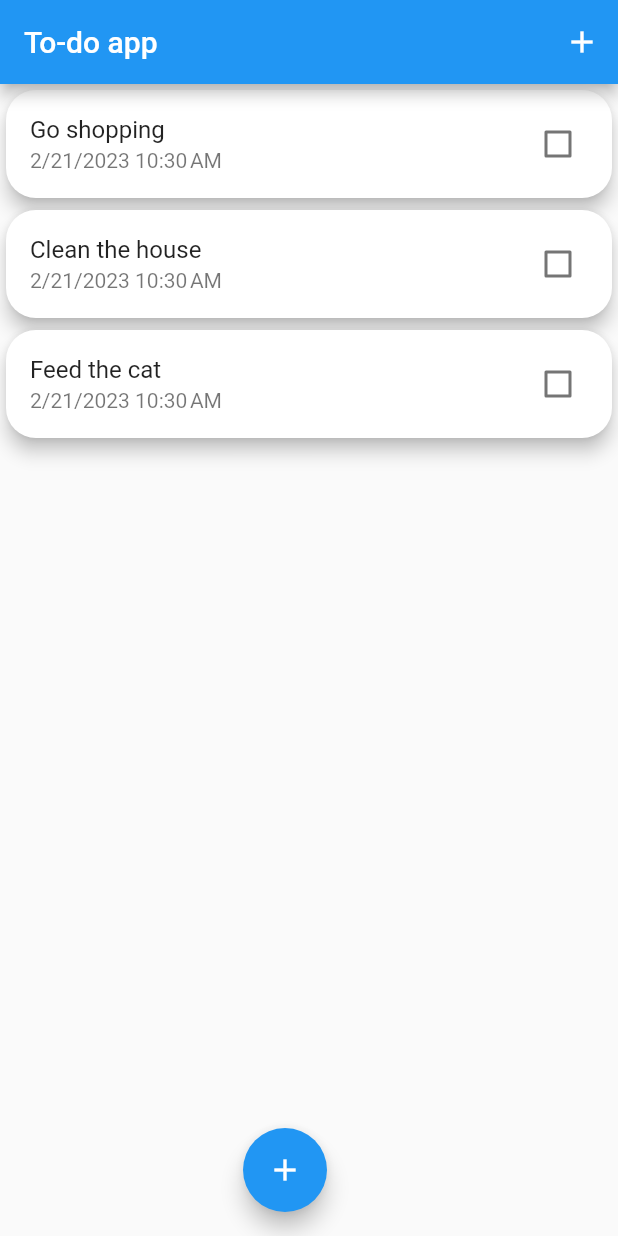
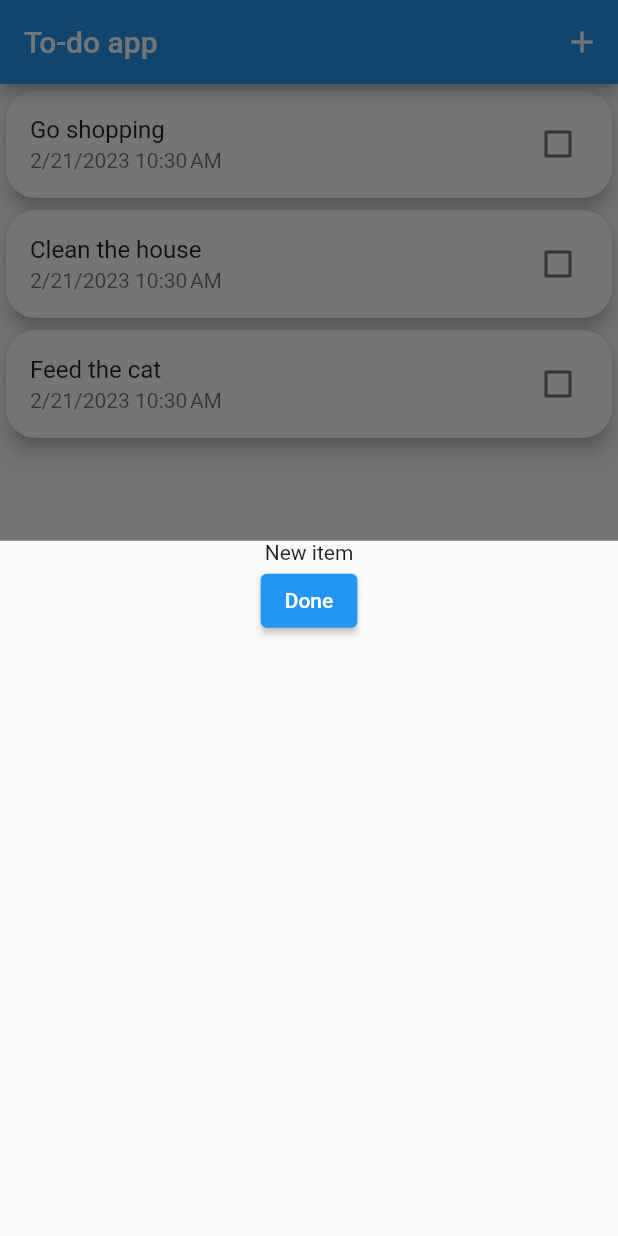
Before and after one commit to Acacia-Tree/todo_app, a Flutter app: the screen it shows after launch, after a tap on the "add" icon, on a phone screen of 412 x 824 dp. Run offline on Flutter 3.47's test engine with Material 2 defaults, Android fonts, the phone set to English and light mode, and no system bars.

Commit message:
added bottom modal

```diff
--- a/lib/main.dart
+++ b/lib/main.dart
@@ -1,6 +1,7 @@
 import 'package:flutter/material.dart';
 import './widgets/todo_list_item.dart';
 import './models/todo.dart';
+import './new_todo_list_item.dart';
 
 void main() {
   runApp(const MyApp());
@@ -45,8 +46,18 @@ class _MyHomePageState extends State<MyHomePage> {
     });
   }
 
-  void addToTodoList() {
+  void addToListModal(BuildContext ctx) {
     //todoList.add(value)
+    showModalBottomSheet(
+      context: ctx,
+      builder: (_) {
+        return GestureDetector(
+          onTap: () {},
+          behavior: HitTestBehavior.opaque,
+          child: NewTodoListItem(),
+        );
+      },
+    );
   }
 
   @override
@@ -58,7 +69,7 @@ class _MyHomePageState extends State<MyHomePage> {
           IconButton(
             icon: Icon(Icons.add),
             onPressed: () {
-              _incrementCounter();
+              addToListModal(context);
             },
           ),
         ],
@@ -69,14 +80,13 @@ class _MyHomePageState extends State<MyHomePage> {
             return ToDoListItem(todoList, index);
           })),
       // ToDoListItem(_value), //CheckboxListTile
-
-      floatingActionButton: Container(
-        alignment: Alignment.bottomCenter,
-        child: FloatingActionButton(
-          onPressed: _incrementCounter,
-          tooltip: 'Increment',
-          child: const Icon(Icons.add),
-        ),
+      floatingActionButtonLocation: FloatingActionButtonLocation.centerFloat,
+      floatingActionButton: FloatingActionButton(
+        onPressed: () {
+          addToListModal(context);
+        },
+        tooltip: 'Increment',
+        child: const Icon(Icons.add),
       ),
     );
   }
--- /dev/null
+++ b/lib/new_todo_list_item.dart
@@ -0,0 +1,23 @@
+import 'package:flutter/material.dart';
+import 'package:flutter/src/widgets/framework.dart';
+import 'package:flutter/src/widgets/placeholder.dart';
+
+class NewTodoListItem extends StatefulWidget {
+  const NewTodoListItem({super.key});
+
+  @override
+  State<NewTodoListItem> createState() => _NewTodoListItemState();
+}
+
+class _NewTodoListItemState extends State<NewTodoListItem> {
+  @override
+  Widget build(BuildContext context) {
+    return Column(
+      children: [
+        //TextField(),
+        Text("New item"),
+        ElevatedButton(onPressed: () {}, child: Text("Done"))
+      ],
+    );
+  }
+}
```
